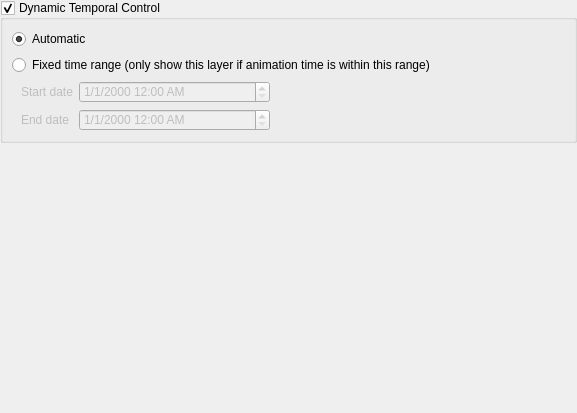
First picture: the form in src/ui/raster/qgsrasterlayertemporalpropertieswidgetbase.ui, repository qgis/QGIS, before the edit.
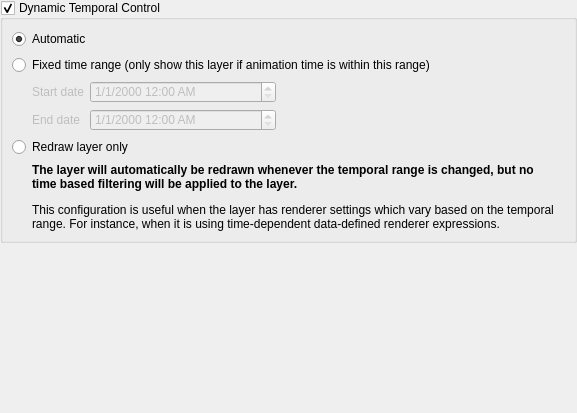
Second picture: the form after the edit. Custom widgets are drawn as their Qt base class.

Commit message:
[feature] Add a "redraw layer only" temporal mode for raster layers
Just like the equivalent setting for vector layers, this option
causes a raster layer to be redrawn on each new animation frame. It's
useful when the layer uses time-based expression values (e.g. data
defined renderer opacity, to fade/in out a raster layer)

```diff
--- a/src/ui/raster/qgsrasterlayertemporalpropertieswidgetbase.ui
+++ b/src/ui/raster/qgsrasterlayertemporalpropertieswidgetbase.ui
@@ -49,10 +49,10 @@
         <x>0</x>
         <y>0</y>
         <width>577</width>
-        <height>413</height>
+        <height>663</height>
        </rect>
       </property>
-      <layout class="QGridLayout" name="gridLayout" rowstretch="0,1">
+      <layout class="QGridLayout" name="gridLayout" rowstretch="0,0">
        <property name="leftMargin">
         <number>0</number>
        </property>
@@ -65,9 +65,6 @@
        <property name="bottomMargin">
         <number>0</number>
        </property>
-       <item row="1" column="0">
-        <widget class="QWidget" name="mExtraWidgetContainer" native="true"/>
-       </item>
        <item row="0" column="0">
         <widget class="QGroupBox" name="mTemporalGroupBox">
          <property name="enabled">
@@ -87,13 +84,10 @@
           <bool>true</bool>
          </property>
          <layout class="QGridLayout" name="gridLayout_3">
-          <item row="2" column="0" colspan="2">
-           <widget class="QRadioButton" name="mModeFixedRangeRadio">
+          <item row="4" column="0" colspan="2">
+           <widget class="QRadioButton" name="mModeRedrawLayer">
             <property name="text">
-             <string>Fixed time range (only show this layer if animation time is within this range)</string>
-            </property>
-            <property name="checked">
-             <bool>false</bool>
+             <string>Redraw layer only</string>
             </property>
            </widget>
           </item>
@@ -125,6 +119,9 @@
              <number>0</number>
             </property>
             <layout class="QGridLayout" name="gridLayout_2" columnstretch="0,2,0,3">
+             <property name="leftMargin">
+              <number>20</number>
+             </property>
              <property name="topMargin">
               <number>0</number>
              </property>
@@ -181,9 +178,53 @@
             </layout>
            </widget>
           </item>
+          <item row="2" column="0" colspan="2">
+           <widget class="QRadioButton" name="mModeFixedRangeRadio">
+            <property name="text">
+             <string>Fixed time range (only show this layer if animation time is within this range)</string>
+            </property>
+            <property name="checked">
+             <bool>false</bool>
+            </property>
+           </widget>
+          </item>
+          <item row="5" column="0" colspan="2">
+           <widget class="QFrame" name="frame">
+            <property name="frameShape">
+             <enum>QFrame::NoFrame</enum>
+            </property>
+            <property name="frameShadow">
+             <enum>QFrame::Raised</enum>
+            </property>
+            <layout class="QVBoxLayout" name="verticalLayout">
+             <property name="leftMargin">
+              <number>20</number>
+             </property>
+             <property name="topMargin">
+              <number>0</number>
+             </property>
+             <property name="bottomMargin">
+              <number>0</number>
+             </property>
+             <item>
+              <widget class="QLabel" name="mLabelRedrawLayer">
+               <property name="text">
+                <string>&lt;html&gt;&lt;head/&gt;&lt;body&gt;&lt;p&gt;&lt;span style=&quot; font-weight:600;&quot;&gt;The layer will automatically be redrawn whenever the temporal range is changed, but no time based filtering will be applied to the layer.&lt;/span&gt;&lt;/p&gt;&lt;p&gt;This configuration is useful when the layer has renderer settings which vary based on the temporal range. For instance, when it is using time-dependent data-defined renderer expressions.&lt;/p&gt;&lt;/body&gt;&lt;/html&gt;</string>
+               </property>
+               <property name="wordWrap">
+                <bool>true</bool>
+               </property>
+              </widget>
+             </item>
+            </layout>
+           </widget>
+          </item>
          </layout>
         </widget>
        </item>
+       <item row="1" column="0">
+        <widget class="QWidget" name="mExtraWidgetContainer" native="true"/>
+       </item>
       </layout>
      </widget>
     </widget>
```
The commit also changes 5 other files.
